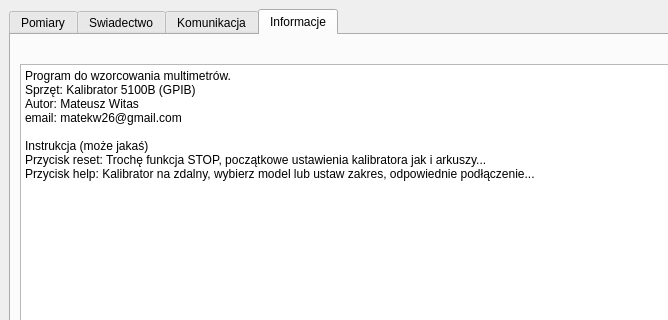
The window that mainwindow.ui (matekw26/WitasInzynierka) describes before a commit, drawn with Qt 5; both pictures show x 0 to 668 and y 0 to 320 of the 1528 by 779 pixel window.
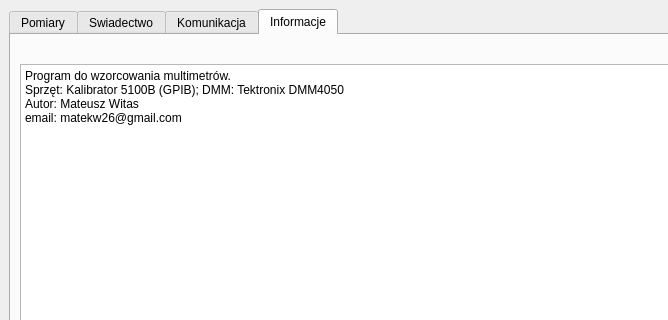
The same window after the commit. The open tabs and pages were chosen to show the change. Icons and pictures are not drawn.

The edit to the form file:
```diff
--- a/mainwindow.ui
+++ b/mainwindow.ui
@@ -1415,13 +1415,11 @@
 li.checked::marker { content: &quot;\2612&quot;; }
 &lt;/style&gt;&lt;/head&gt;&lt;body style=&quot; font-family:'Segoe UI'; font-size:9pt; font-weight:400; font-style:normal;&quot;&gt;
 &lt;p style=&quot; margin-top:0px; margin-bottom:0px; margin-left:0px; margin-right:0px; -qt-block-indent:0; text-indent:0px;&quot;&gt;Program do wzorcowania multimetrów.&lt;/p&gt;
-&lt;p style=&quot; margin-top:0px; margin-bottom:0px; margin-left:0px; margin-right:0px; -qt-block-indent:0; text-indent:0px;&quot;&gt;Sprzęt: Kalibrator 5100B (GPIB)&lt;/p&gt;
+&lt;p style=&quot; margin-top:0px; margin-bottom:0px; margin-left:0px; margin-right:0px; -qt-block-indent:0; text-indent:0px;&quot;&gt;Sprzęt: Kalibrator 5100B (GPIB); DMM: Tektronix DMM4050&lt;/p&gt;
 &lt;p style=&quot; margin-top:0px; margin-bottom:0px; margin-left:0px; margin-right:0px; -qt-block-indent:0; text-indent:0px;&quot;&gt;Autor: Mateusz Witas&lt;/p&gt;
 &lt;p style=&quot; margin-top:0px; margin-bottom:0px; margin-left:0px; margin-right:0px; -qt-block-indent:0; text-indent:0px;&quot;&gt;email: matekw26@gmail.com&lt;/p&gt;
 &lt;p style=&quot;-qt-paragraph-type:empty; margin-top:0px; margin-bottom:0px; margin-left:0px; margin-right:0px; -qt-block-indent:0; text-indent:0px;&quot;&gt;&lt;br /&gt;&lt;/p&gt;
-&lt;p style=&quot; margin-top:0px; margin-bottom:0px; margin-left:0px; margin-right:0px; -qt-block-indent:0; text-indent:0px;&quot;&gt;Instrukcja (może jakaś)&lt;/p&gt;
-&lt;p style=&quot; margin-top:0px; margin-bottom:0px; margin-left:0px; margin-right:0px; -qt-block-indent:0; text-indent:0px;&quot;&gt;Przycisk reset: Trochę funkcja STOP, początkowe ustawienia kalibratora jak i arkuszy...&lt;/p&gt;
-&lt;p style=&quot; margin-top:0px; margin-bottom:0px; margin-left:0px; margin-right:0px; -qt-block-indent:0; text-indent:0px;&quot;&gt;Przycisk help: Kalibrator na zdalny, wybierz model lub ustaw zakres, odpowiednie podłączenie...&lt;/p&gt;&lt;/body&gt;&lt;/html&gt;</string>
+&lt;p style=&quot;-qt-paragraph-type:empty; margin-top:0px; margin-bottom:0px; margin-left:0px; margin-right:0px; -qt-block-indent:0; text-indent:0px;&quot;&gt;&lt;br /&gt;&lt;/p&gt;&lt;/body&gt;&lt;/html&gt;</string>
           </property>
          </widget>
         </item>
```
Left out of the diff: 6 changed lines with no effect on the pictures.
